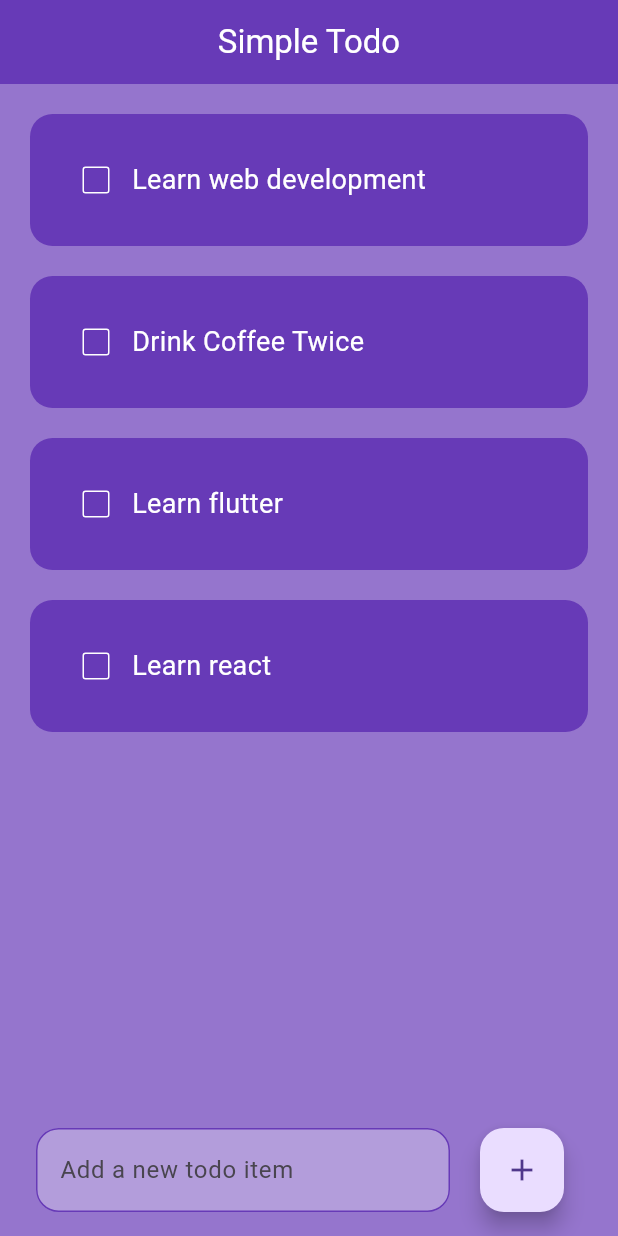
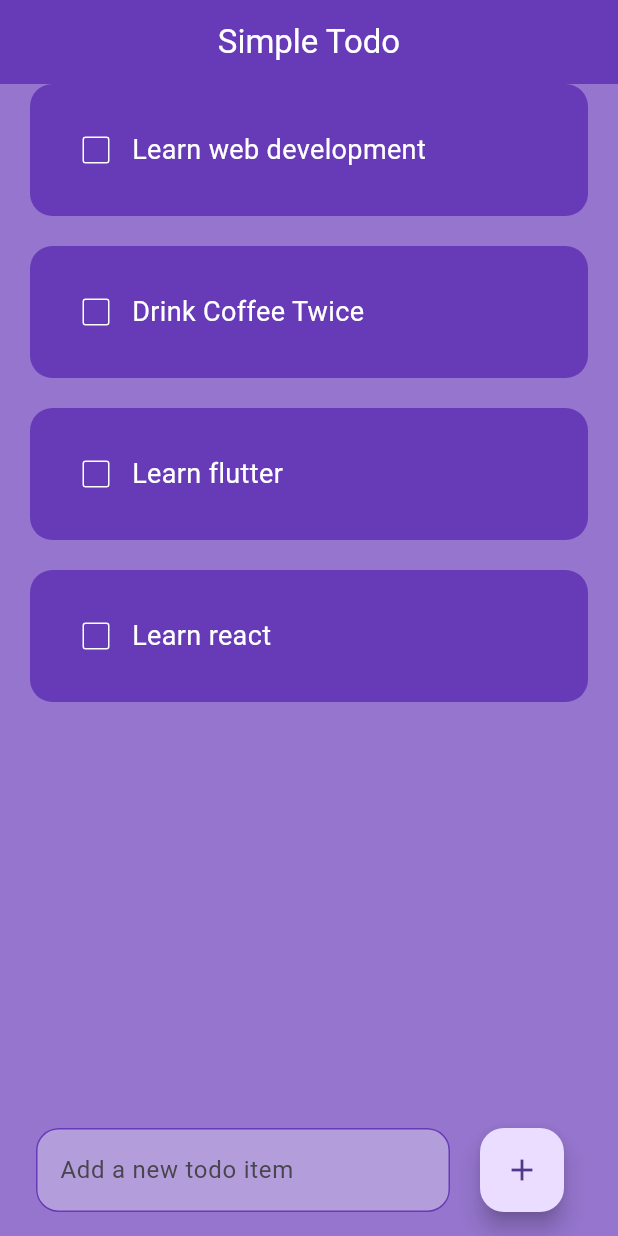
Before and after one commit to 8xNehanSS/flutter-todo-application, a Flutter app: the screen it shows after launch, on a phone screen of 412 x 824 dp. Run offline on Flutter 3.47's test engine with Material 3 defaults, Android fonts, the phone set to English and light mode, and no system bars; drawn by our look-alikes of flutter_slidable.

Commit message:
todo list update

```diff
--- a/lib/utils/todo_list.dart
+++ b/lib/utils/todo_list.dart
@@ -18,7 +18,7 @@ class TodoList extends StatelessWidget {
   @override
   Widget build(BuildContext context) {
     return Padding(
-      padding: const EdgeInsets.only(top: 20, left: 20, right: 20, bottom: 0),
+      padding: const EdgeInsets.only(top: 0, left: 20, right: 20, bottom: 20),
       child: Slidable(
         endActionPane: ActionPane(
           motion: const StretchMotion(),
@@ -44,7 +44,10 @@ class TodoList extends StatelessWidget {
                 activeColor: Colors.white,
                 side: const BorderSide(color: Colors.white),
               ),
-              Text(
+              Expanded(
+                child: SingleChildScrollView(
+                  scrollDirection: Axis.vertical,
+                  child: Text(
                     taskName,
                     style: TextStyle(
                       color: Colors.white,
@@ -53,7 +56,10 @@ class TodoList extends StatelessWidget {
                           ? TextDecoration.lineThrough
                           : TextDecoration.none,
                       decorationColor: Colors.white,
-                    decorationThickness: 2),
+                      decorationThickness: 2,
+                    ),
+                  ),
+                ),
               ),
             ],
           ),
```
Lines whose indentation alone changed are shown as unchanged.
